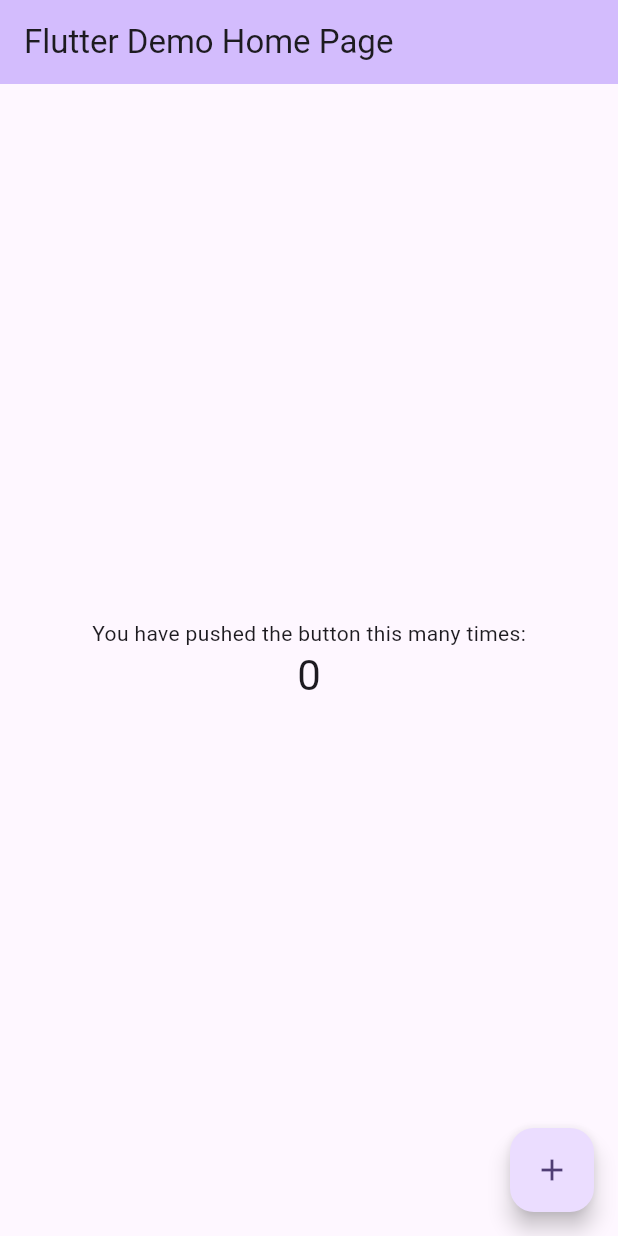
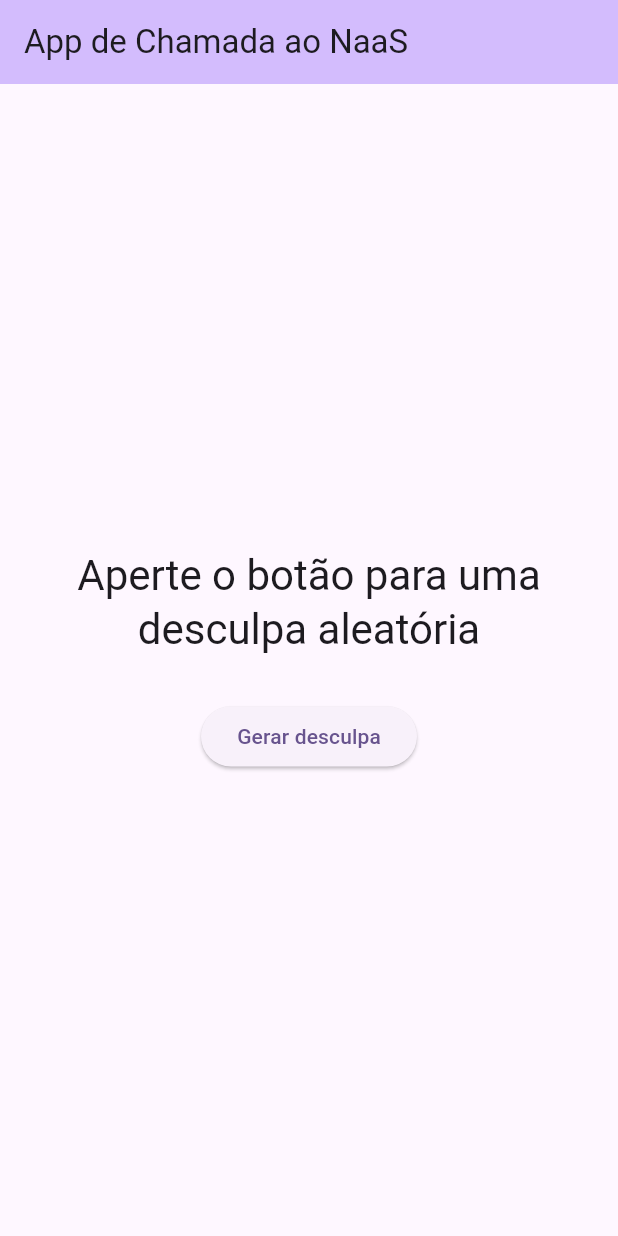
Before and after one commit to VitaoDeveloper/NaaS_FlutterApp, a Flutter app: the screen it shows after launch, on a phone screen of 412 x 824 dp. Run offline on Flutter 3.47's test engine with Material 3 defaults, Android fonts, the phone set to English and light mode, and no system bars.

Commit message:
App fazendo requisições sucessivamente no NaaS hospedado no Vercel.

```diff
--- a/lib/main.dart
+++ b/lib/main.dart
@@ -1,5 +1,6 @@
 import 'package:flutter/material.dart';
-
+import 'package:http/http.dart' as http;
+import 'dart:convert';
 void main() {
   runApp(const MyApp());
 }
@@ -11,6 +12,7 @@ class MyApp extends StatelessWidget {
   Widget build(BuildContext context) {
     return MaterialApp(
       title: 'NaaS API Calling App',
+      debugShowCheckedModeBanner: false,
       theme: ThemeData(
         colorScheme: .fromSeed(seedColor: Colors.deepPurple),
       ),
@@ -29,12 +31,20 @@ class MyHomePage extends StatefulWidget {
 }
 
 class _MyHomePageState extends State<MyHomePage> {
-  int _counter = 0;
+  String msg = "Aperte o botão para uma desculpa aleatória";
 
-  void _incrementCounter() {
-    setState(() {
-      _counter++;
-    });
+  Future<void> naasCall() async {
+    final url = Uri.parse('https://no-as-a-service-portuguese-ts.vercel.app/no');
+
+    final res = await http.get(url);
+
+    if (res.statusCode == 200) {
+      setState(() {
+        msg = jsonDecode(res.body)["reason"];
+      });
+    } else {
+      throw Exception('Erro ao chamar API');
+    }
   }
 
   @override
@@ -42,25 +52,27 @@ class _MyHomePageState extends State<MyHomePage> {
     return Scaffold(
       appBar: AppBar(
         backgroundColor: Theme.of(context).colorScheme.inversePrimary,
-        title: Text(widget.title),
+        title: Text("App de Chamada ao NaaS"),
       ),
-      body: Center(
+      body: Padding(
+        padding: EdgeInsets.symmetric(horizontal: 20),
         child: Column(
-          mainAxisAlignment: .center,
+          crossAxisAlignment: CrossAxisAlignment.center,
+          mainAxisAlignment: MainAxisAlignment.center,
           children: [
-            const Text('You have pushed the button this many times:'),
             Text(
-              '$_counter',
+              msg,
+              textAlign: TextAlign.center,
               style: Theme.of(context).textTheme.headlineMedium,
             ),
+            SizedBox(height: 30),
+            ElevatedButton(
+              onPressed: () => naasCall(),
+              child: Text("Gerar desculpa")
+            )
           ],
         ),
-      ),
-      floatingActionButton: FloatingActionButton(
-        onPressed: _incrementCounter,
-        tooltip: 'Increment',
-        child: const Icon(Icons.add),
-      ),
+      )
     );
   }
 }
--- a/pubspec.yaml
+++ b/pubspec.yaml
@@ -34,6 +34,7 @@ dependencies:
   # The following adds the Cupertino Icons font to your application.
   # Use with the CupertinoIcons class for iOS style icons.
   cupertino_icons: ^1.0.8
+  http: ^1.2.0
 
 dev_dependencies:
   flutter_test:
```
Also changed, not shown: pubspec.lock.
